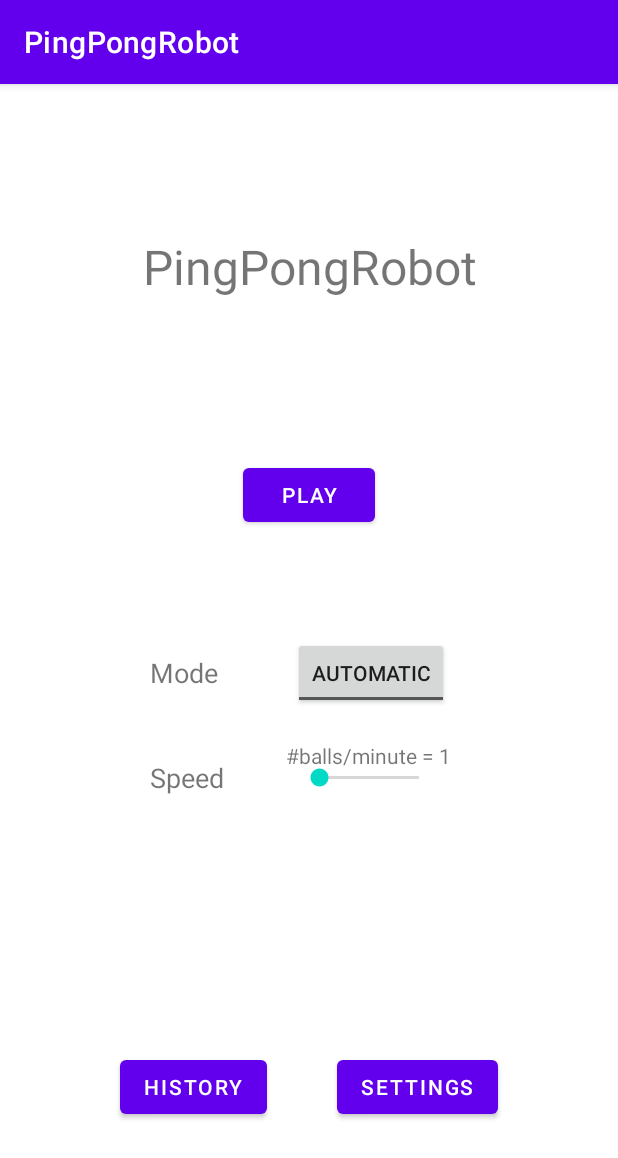
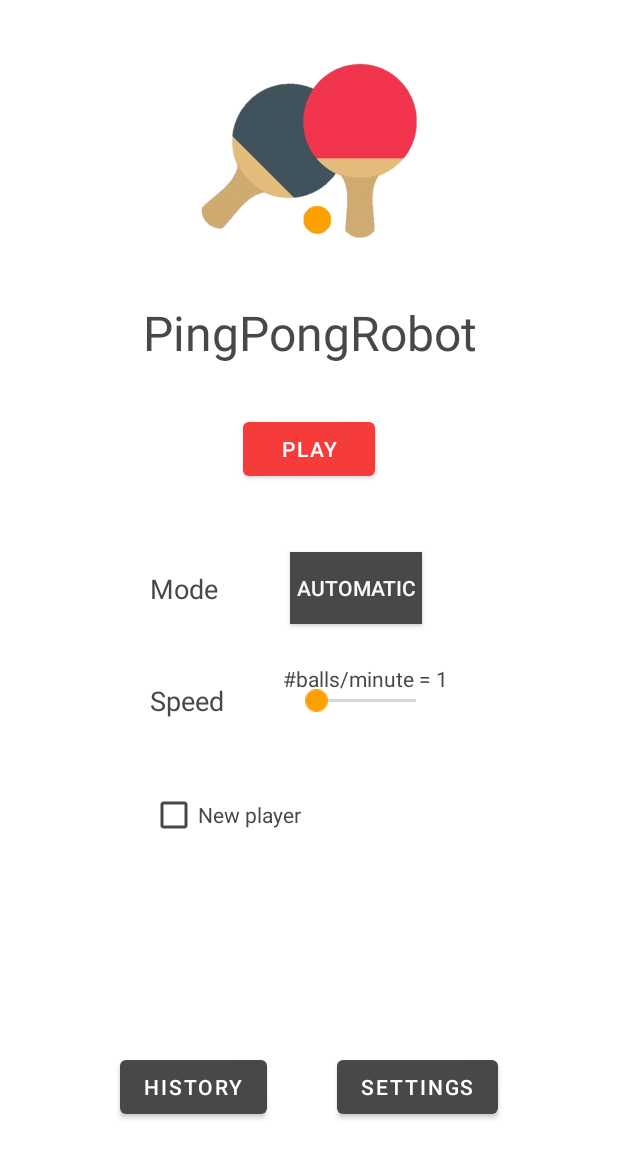
Before and after one commit to maartendriessens/PingPongRobot, an Android app: the screen it shows after launch (MainActivity), on a phone screen of 412 x 824 dp. Shown: the top 1158 px of the screen. Run offline under Robolectric (Android 15) with nearby library versions, the phone set to English and light mode, and no system bars.

Commit message:
Version 26/04/2021

```diff
--- a/app/src/main/java/com/example/pingpongrobot/MainActivity.java
+++ b/app/src/main/java/com/example/pingpongrobot/MainActivity.java
@@ -5,6 +5,8 @@ import androidx.appcompat.app.AppCompatActivity;
 import android.content.Intent;
 import android.os.Bundle;
 import android.view.View;
+import android.widget.CheckBox;
+import android.widget.EditText;
 import android.widget.SeekBar;
 import android.widget.TextView;
 import android.widget.Toast;
@@ -21,7 +23,9 @@ public class MainActivity extends AppCompatActivity {
 
     private static SeekBar seekBarSpeed;
     private static TextView textSeekBar;
+    private static EditText textNewPlayer;
     private static ToggleButton toggleMode;
+    private static CheckBox checkBoxNewPlayer;
     private PrintWriter output;
     private BufferedReader input;
     private int speed = 1;
@@ -34,6 +38,8 @@ public class MainActivity extends AppCompatActivity {
         super.onCreate(savedInstanceState);
         setContentView(R.layout.activity_main);
         toggleMode =  (ToggleButton) findViewById(R.id.toggleMode);
+        checkBoxNewPlayer = (CheckBox) findViewById(R.id.checkBoxNewPlayer);
+        textNewPlayer = (EditText) findViewById(R.id.textNewPlayer);
         Bundle extras = getIntent().getExtras();
         if (extras == null) {
             new Thread(new threadConnected()).start();
@@ -98,6 +104,12 @@ public class MainActivity extends AppCompatActivity {
         );
     }
 
+    public void onCheckNewPlayer(View caller){
+        if (checkBoxNewPlayer.isChecked()) {
+            textNewPlayer.setVisibility(View.VISIBLE);
+        }
+        else textNewPlayer.setVisibility(View.INVISIBLE);
+    }
 
     public void onPlayButton( View caller)
     {
@@ -109,6 +121,12 @@ public class MainActivity extends AppCompatActivity {
         }
         else{
             Toast.makeText(getApplicationContext(), "Not connected to ESP" , Toast.LENGTH_LONG).show();
+
+            //in de uiteindelijke versie dit nog wegdoen:
+            Intent intent = new Intent(this, SessionActivity.class);
+            intent.putExtra("mode", toggleMode.getText().toString().toUpperCase());
+            intent.putExtra("speed", seekBarSpeed.getProgress()+1);
+            startActivity(intent);
         }
     }
 
--- a/app/src/main/res/layout/activity_main.xml
+++ b/app/src/main/res/layout/activity_main.xml
@@ -2,6 +2,7 @@
 <androidx.constraintlayout.widget.ConstraintLayout xmlns:android="http://schemas.android.com/apk/res/android"
     xmlns:app="http://schemas.android.com/apk/res-auto"
     xmlns:tools="http://schemas.android.com/tools"
+    android:id="@+id/Check"
     android:layout_width="match_parent"
     android:layout_height="match_parent"
     tools:context=".MainActivity">
@@ -10,51 +11,58 @@
         android:id="@+id/textSpeed"
         android:layout_width="wrap_content"
         android:layout_height="wrap_content"
-        android:layout_marginStart="100dp"
-        android:layout_marginLeft="100dp"
-        android:layout_marginTop="450dp"
+        android:layout_marginTop="50dp"
         android:text="Speed"
+        android:textColor="#494747"
         android:textSize="18sp"
-        app:layout_constraintStart_toStartOf="parent"
-        app:layout_constraintTop_toTopOf="parent" />
+        app:layout_constraintStart_toStartOf="@+id/textMode"
+        app:layout_constraintTop_toBottomOf="@+id/textMode" />
 
     <Button
         android:id="@+id/buttonPlay"
         android:layout_width="wrap_content"
         android:layout_height="wrap_content"
         android:layout_gravity="center"
-        android:layout_marginTop="250dp"
+        android:layout_marginTop="275dp"
         android:onClick="onPlayButton"
         android:text="Play"
+        app:backgroundTint="#F63B3B"
+        app:iconTint="#F63B3B"
         app:layout_constraintEnd_toEndOf="parent"
         app:layout_constraintStart_toStartOf="parent"
-        app:layout_constraintTop_toTopOf="parent" />
+        app:layout_constraintTop_toTopOf="parent"
+        app:rippleColor="#F63B3B"
+        app:strokeColor="#F63B3B" />
 
     <TextView
         android:id="@+id/textView"
         android:layout_width="match_parent"
         android:layout_height="wrap_content"
-        android:layout_marginTop="100dp"
+        android:layout_marginTop="200dp"
         android:gravity="center_horizontal"
         android:text="PingPongRobot"
-
         android:textAlignment="center"
+        android:textColor="#494747"
         android:textSize="32sp"
-        app:layout_constraintTop_toTopOf="parent"
-        tools:layout_editor_absoluteX="163dp" />
+        app:layout_constraintEnd_toEndOf="parent"
+        app:layout_constraintStart_toStartOf="parent"
+        app:layout_constraintTop_toTopOf="parent" />
 
     <ToggleButton
         android:id="@+id/toggleMode"
         android:layout_width="wrap_content"
         android:layout_height="wrap_content"
-        android:layout_marginStart="50dp"
-        android:layout_marginLeft="50dp"
+        android:layout_marginStart="48dp"
+        android:layout_marginLeft="48dp"
+        android:background="#494747"
         android:text="ToggleButton"
+        android:textColor="#FAF8F8"
         android:textOff="Automatic"
         android:textOn="Manual"
         app:layout_constraintBottom_toBottomOf="@+id/textMode"
         app:layout_constraintStart_toEndOf="@+id/textMode"
-        app:layout_constraintTop_toTopOf="@+id/textMode" />
+        app:layout_constraintTop_toTopOf="@+id/textMode"
+        app:layout_constraintVertical_bias="0.541" />
 
     <TextView
         android:id="@+id/textMode"
@@ -64,6 +72,7 @@
         android:layout_marginLeft="100dp"
         android:layout_marginTop="380dp"
         android:text="Mode"
+        android:textColor="#494747"
         android:textSize="18sp"
         app:layout_constraintStart_toStartOf="parent"
         app:layout_constraintTop_toTopOf="parent" />
@@ -72,10 +81,13 @@
         android:id="@+id/seekBarSpeed"
         android:layout_width="100dp"
         android:layout_height="30dp"
+        android:background="#00A61717"
         android:max="59"
+        android:thumb="@drawable/ball4"
         app:layout_constraintBottom_toBottomOf="@+id/textSpeed"
         app:layout_constraintStart_toStartOf="@+id/toggleMode"
-        app:layout_constraintTop_toTopOf="@+id/textSpeed" />
+        app:layout_constraintTop_toTopOf="@+id/textSpeed"
+        app:tickMarkTint="#BC2121" />
 
     <TextView
         android:id="@+id/textSeekBar"
@@ -83,6 +95,7 @@
         android:layout_height="wrap_content"
         android:layout_marginBottom="20dp"
         android:text="#balls/min"
+        android:textColor="#494747"
         app:layout_constraintBottom_toBottomOf="@+id/seekBarSpeed"
         app:layout_constraintEnd_toEndOf="@+id/seekBarSpeed"
         app:layout_constraintStart_toStartOf="@+id/seekBarSpeed" />
@@ -94,8 +107,9 @@
         android:layout_marginStart="80dp"
         android:layout_marginLeft="80dp"
         android:layout_marginBottom="75dp"
+        android:onClick="onHistoryButton"
         android:text="History"
-        android:onClick="onHistoryButton"
+        app:backgroundTint="#494747"
         app:layout_constraintBottom_toBottomOf="parent"
         app:layout_constraintStart_toStartOf="parent" />
 
@@ -105,10 +119,48 @@
         android:layout_height="wrap_content"
         android:layout_marginEnd="80dp"
         android:layout_marginRight="80dp"
+        android:onClick="onSettingsButton"
         android:text="Settings"
-        android:onClick="onSettingsButton"
+        app:backgroundTint="#494747"
         app:layout_constraintEnd_toEndOf="parent"
         app:layout_constraintTop_toTopOf="@+id/buttonHistory" />
 
+    <ImageView
+        android:id="@+id/imageView2"
+        android:layout_width="257dp"
+        android:layout_height="191dp"
+        app:layout_constraintBottom_toTopOf="@+id/textView"
+        app:layout_constraintEnd_toEndOf="parent"
+        app:layout_constraintStart_toStartOf="parent"
+        app:layout_constraintTop_toTopOf="parent"
+        app:srcCompat="@drawable/logo_white" />
+
+    <CheckBox
+        android:id="@+id/checkBoxNewPlayer"
+        android:layout_width="wrap_content"
+        android:layout_height="wrap_content"
+        android:layout_marginTop="40dp"
+        android:onClick="onCheckNewPlayer"
+        android:text="New player"
+        android:textColor="#494747"
+        app:buttonTint="#494747"
+        app:layout_constraintStart_toStartOf="@+id/textSpeed"
+        app:layout_constraintTop_toBottomOf="@+id/textSpeed" />
+
+    <EditText
+        android:id="@+id/textNewPlayer"
+        android:layout_width="139dp"
+        android:layout_height="41dp"
+        android:layout_marginStart="8dp"
+        android:layout_marginLeft="8dp"
+        android:ems="10"
+        android:hint="name"
+        android:inputType="textPersonName"
+        android:textColor="#494747"
+        android:visibility="invisible"
+        app:layout_constraintBottom_toBottomOf="@+id/checkBoxNewPlayer"
+        app:layout_constraintStart_toEndOf="@+id/checkBoxNewPlayer"
+        app:layout_constraintTop_toTopOf="@+id/checkBoxNewPlayer" />
+
 
 </androidx.constraintlayout.widget.ConstraintLayout>
--- a/app/src/main/res/values-night/themes.xml
+++ b/app/src/main/res/values-night/themes.xml
@@ -1,6 +1,6 @@
 <resources xmlns:tools="http://schemas.android.com/tools">
     <!-- Base application theme. -->
-    <style name="Theme.PingPongRobot" parent="Theme.MaterialComponents.DayNight.DarkActionBar">
+    <style name="Theme.PingPongRobot" parent="Theme.MaterialComponents.DayNight.NoActionBar">
         <!-- Primary brand color. -->
         <item name="colorPrimary">@color/purple_200</item>
         <item name="colorPrimaryVariant">@color/purple_700</item>
--- a/app/src/main/res/values/themes.xml
+++ b/app/src/main/res/values/themes.xml
@@ -1,9 +1,9 @@
 <resources xmlns:tools="http://schemas.android.com/tools">
     <!-- Base application theme. -->
-    <style name="Theme.PingPongRobot" parent="Theme.MaterialComponents.DayNight.DarkActionBar">
+    <style name="Theme.PingPongRobot" parent="Theme.MaterialComponents.DayNight.NoActionBar">
         <!-- Primary brand color. -->
-        <item name="colorPrimary">@color/purple_500</item>
-        <item name="colorPrimaryVariant">@color/purple_700</item>
+        <item name="colorPrimary">#494747</item>
+        <item name="colorPrimaryVariant">#494747</item>
         <item name="colorOnPrimary">@color/white</item>
         <!-- Secondary brand color. -->
         <item name="colorSecondary">@color/teal_200</item>
```
Also changed, not shown: app/src/main/AndroidManifest.xml (+4 -3 lines), app/src/main/java/com/example/pingpongrobot/SessionActivity.java (+18 -4 lines), app/src/main/res/layout/activity_session.xml (+50 -7 lines), app/src/main/res/drawable/ball.png (added), app/src/main/res/drawable/ball2.png (added), app/src/main/res/drawable/ball4.png (added), app/src/main/res/drawable/logo.jpg (added), app/src/main/res/drawable/logo_circle.png (added), app/src/main/res/drawable/logo_white.png (added).
